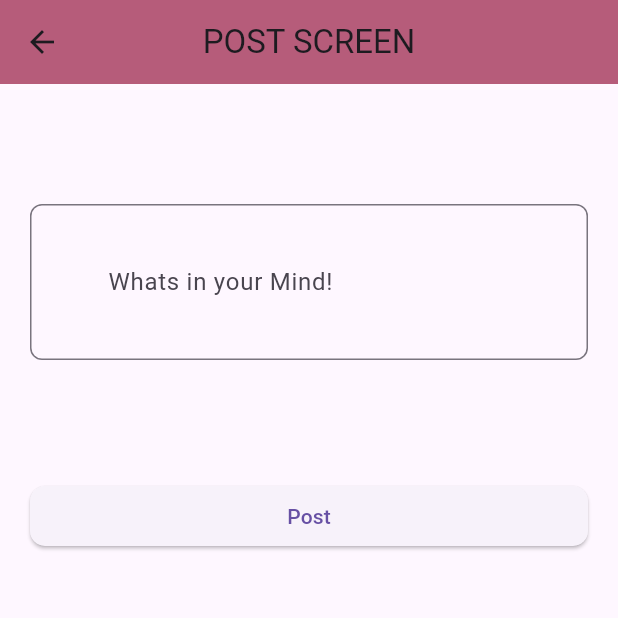
After one commit to muneebullah03/Contact-app, a Flutter app: the PostScreen screen opened directly, on a phone screen of 412 x 824 dp, the top half of it. The commit adds this screen. Run offline on Flutter 3.47's test engine with Material 3 defaults, Android fonts, the phone set to English and light mode, and no system bars; our stand-ins replace firebase_auth, firebase_core, firebase_database, fluttertoast; accounts and stored records are empty; network calls fail.

Commit message:
latest updated

```diff
--- /dev/null
+++ b/lib/Screens/Post_Screen.dart
@@ -0,0 +1,73 @@
+import 'package:firebase1/Utiles/message_Utiles.dart';
+import 'package:firebase1/constant/RoundedButton.dart';
+import 'package:firebase1/constant/textformfeild.dart';
+import 'package:firebase_database/firebase_database.dart';
+import 'package:flutter/material.dart';
+
+class PostScreen extends StatefulWidget {
+  const PostScreen({super.key});
+
+  @override
+  State<PostScreen> createState() => _PostScreenState();
+}
+
+class _PostScreenState extends State<PostScreen> {
+  TextEditingController postContoller = TextEditingController();
+
+  final databaseRef = FirebaseDatabase.instance.ref('Post');
+
+  bool loading = false;
+  @override
+  Widget build(BuildContext context) {
+    return Scaffold(
+      appBar: AppBar(
+        backgroundColor: const Color.fromARGB(255, 182, 92, 122),
+        title: const Text('POST SCREEN'),
+        centerTitle: true,
+      ),
+      body: Column(
+        children: [
+          Padding(
+            padding: const EdgeInsets.symmetric(horizontal: 20, vertical: 80),
+            child: CustomTextFormField(
+              mixline: 3,
+              controller: postContoller,
+              labelText: 'Whats in your Mind!',
+            ),
+          ),
+          Padding(
+            padding: const EdgeInsets.symmetric(horizontal: 20),
+            child: RoundedButton(
+                loading: loading,
+                title: 'Post',
+                ontap: () {
+                  setState(() {
+                    loading = true;
+                  });
+                  databaseRef
+                      .child(DateTime.now().millisecond.toString())
+                      .child('comments')
+                      .set({
+                    'Id': DateTime.now().millisecond.toString(),
+                    'title': postContoller.text.toString()
+                  }).then((value) {
+                    setState(() {
+                      loading = false;
+                    });
+                    Uitles().meesage('Post added');
+                    Navigator.pop(context);
+                  }).onError(
+                    (error, stackTrace) {
+                      setState(() {
+                        loading = false;
+                      });
+                      Uitles().meesage(error.toString());
+                    },
+                  );
+                }),
+          )
+        ],
+      ),
+    );
+  }
+}
--- a/lib/constant/textformfeild.dart
+++ b/lib/constant/textformfeild.dart
@@ -2,25 +2,27 @@ import 'package:flutter/material.dart';
 
 class CustomTextFormField extends StatelessWidget {
   final String labelText;
+  final int mixline;
   final String? Function(String?)? validator;
   final TextEditingController? controller;
   final TextInputType keyboardType;
   final bool obscureText;
   final IconData? prefixIcon;
 
-  const CustomTextFormField({
-    super.key,
+  const CustomTextFormField(
+      {super.key,
       required this.labelText,
       this.validator,
       this.controller,
       this.keyboardType = TextInputType.text,
       this.obscureText = false,
       this.prefixIcon,
-  });
+      this.mixline = 1});
 
   @override
   Widget build(BuildContext context) {
     return TextFormField(
+      maxLines: mixline,
       controller: controller,
       keyboardType: keyboardType,
       obscureText: obscureText,
--- a/pubspec.yaml
+++ b/pubspec.yaml
@@ -40,6 +40,7 @@ dependencies:
   cloud_firestore: ^5.4.4
   fluttertoast: ^8.2.8
   firebase_storage: ^12.3.3
+  firebase_database: ^11.1.4
 
 dev_dependencies:
   flutter_test:
```
Also changed, not shown: lib/Screens/Home_Screen.dart (+11 -0 lines), lib/Screens/verification/Phone_Number_Screen.dart (+13 -19 lines), lib/Screens/verification/Verification_Screen.dart (+28 -55 lines), pubspec.lock, 1 other file. Lines whose indentation alone changed are shown as unchanged.
